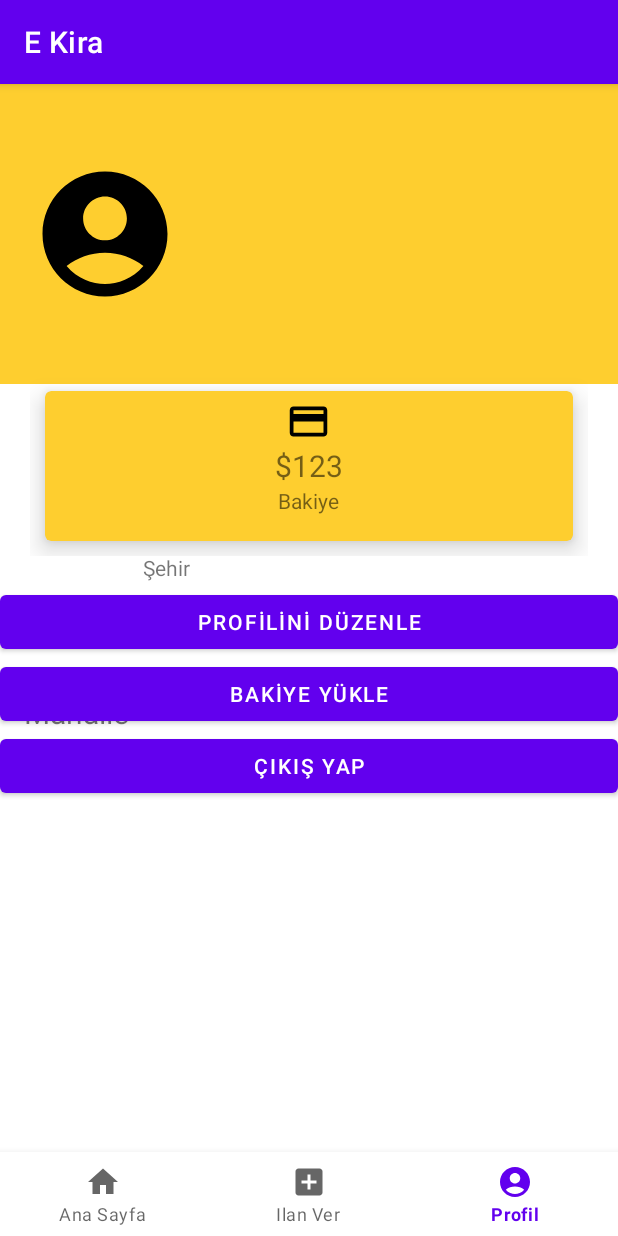
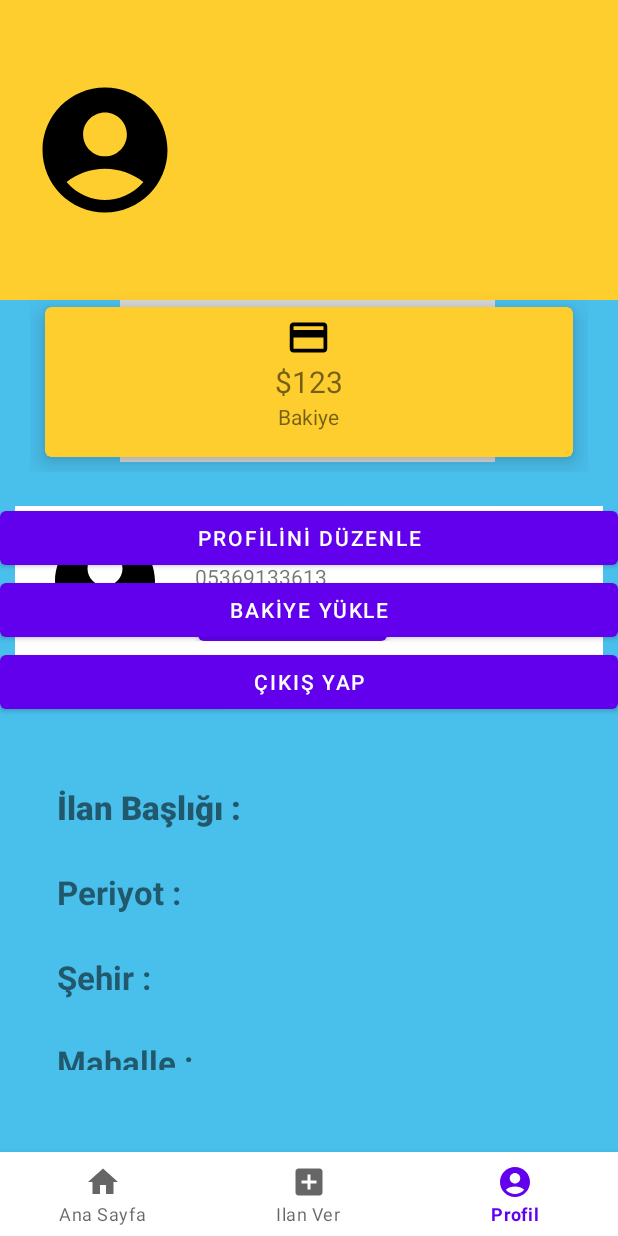
Before and after one commit to yusufaltunoymak/E-Kira, an Android app: the fragment ilanDetayFragment placed in its activity, item 3 of the bottom bar chosen, on a phone screen of 412 x 824 dp. Run offline under Robolectric (Android 15) with nearby library versions, the phone set to English and light mode, and no system bars; our stand-ins replace Firebase (no records; nobody signed in at launch, a user with empty details on screens opened directly), Picasso, navigation-ui; libraries missing offline, so code that uses them is left out: io.grpc; network calls fail; pictures from the network do not load; 11 statements that could not run were skipped.

Commit message:
advent details updated

```diff
--- a/app/src/main/java/com/example/splash/MainActivity.kt
+++ b/app/src/main/java/com/example/splash/MainActivity.kt
@@ -40,5 +40,10 @@ class MainActivity : AppCompatActivity() {
             }
         }
     }
+    fun geriDon(view : View) {
+        val gecis = ilanDetayFragmentDirections.ilantomain("dfsf")
+        Navigation.findNavController(view).navigate(gecis)
+
+    }
 
 }
--- a/app/src/main/java/com/example/splash/ilanDetayFragment.kt
+++ b/app/src/main/java/com/example/splash/ilanDetayFragment.kt
@@ -29,7 +29,6 @@ class ilanDetayFragment : Fragment() {
     private lateinit var storage : FirebaseStorage
 
 
-
     override fun onCreateView( inflater: LayoutInflater,
                                container: ViewGroup?,
                                savedInstanceState: Bundle?
@@ -39,6 +38,8 @@ class ilanDetayFragment : Fragment() {
         val view = binding.root
         firestore = Firebase.firestore
         storage = Firebase.storage
+
+
         return view
 
     }
@@ -59,7 +60,7 @@ class ilanDetayFragment : Fragment() {
         val gelenDistricts = bundle.districts
         binding.gelenilcetextView.text = gelenDistricts
         val gelenquarters = bundle.quarters
-        binding.gelenmahallebirtextView.text = gelenquarters
+        //binding.gelenmahallebirtextView.text = gelenquarters
         val gelenTowns = bundle.towns
         binding.gelenmahalleikitextView.text = gelenTowns
         val gelenAciklama = bundle.aciklama
@@ -75,4 +76,5 @@ class ilanDetayFragment : Fragment() {
 
     }
 
+
 }
--- /dev/null
+++ b/app/src/main/res/drawable/back.xml
@@ -0,0 +1,7 @@
+<vector android:autoMirrored="true" android:height="24dp"
+    android:tint="#FFFFFF" android:viewportHeight="24"
+    android:viewportWidth="24" android:width="24dp"
+    xmlns:android="http://schemas.android.com/apk/res/android">
+    <path android:fillColor="@android:color/white"
+        android:pathData="M20,11H7.83l5.59,-5.59L12,4l-8,8 8,8 1.41,-1.41L7.83,13H20v-2z"/>
+</vector>
--- a/app/src/main/res/layout/fragment_ilan_detay.xml
+++ b/app/src/main/res/layout/fragment_ilan_detay.xml
@@ -4,202 +4,258 @@
     xmlns:tools="http://schemas.android.com/tools"
     android:layout_width="match_parent"
     android:layout_height="match_parent"
+    android:background="#49BFEC"
     tools:context=".ilanDetayFragment">
+
+    <ScrollView
+        android:layout_width="336dp"
+        android:layout_height="190dp"
+        android:layout_marginTop="31dp"
+        app:layout_constraintBottom_toBottomOf="parent"
+        app:layout_constraintEnd_toEndOf="parent"
+        app:layout_constraintStart_toStartOf="parent"
+        app:layout_constraintTop_toBottomOf="@+id/relativeLayout2">
+
+        <LinearLayout
+            android:layout_width="match_parent"
+            android:layout_height="wrap_content"
+            android:orientation="vertical">
+
+            <TextView
+                android:id="@+id/textView2"
+                android:layout_width="wrap_content"
+                android:layout_height="wrap_content"
+                android:fontFamily="sans-serif-black"
+                android:text="İlan Başlığı :"
+                android:textSize="22sp"
+                android:textStyle="bold"
+                tools:layout_editor_absoluteX="20dp"
+                tools:layout_editor_absoluteY="340dp" />
+
+            <TextView
+                android:id="@+id/gelenbasliktextView"
+                android:layout_width="wrap_content"
+                android:layout_height="wrap_content"
+                android:text="TextView"
+                android:textSize="20sp"
+                tools:layout_editor_absoluteX="249dp"
+                tools:layout_editor_absoluteY="340dp" />
+
+            <TextView
+                android:id="@+id/textView5"
+                android:layout_width="wrap_content"
+                android:layout_height="wrap_content"
+                android:text="Periyot :"
+                android:textSize="22sp"
+                android:textStyle="bold"
+                tools:layout_editor_absoluteX="20dp"
+                tools:layout_editor_absoluteY="407dp" />
 
             <TextView
                 android:id="@+id/gelenperiyottextView"
                 android:layout_width="wrap_content"
                 android:layout_height="wrap_content"
-        android:layout_marginTop="28dp"
                 android:text="TextView"
-        android:textSize="14sp"
-        app:layout_constraintEnd_toEndOf="parent"
-        app:layout_constraintHorizontal_bias="0.465"
-        app:layout_constraintStart_toEndOf="@+id/textView5"
-        app:layout_constraintTop_toBottomOf="@+id/gelenFiyattextView" />
+                android:textSize="20sp"
+                tools:layout_editor_absoluteX="249dp"
+                tools:layout_editor_absoluteY="404dp" />
+
+            <TextView
+                android:id="@+id/textView3"
+                android:layout_width="wrap_content"
+                android:layout_height="wrap_content"
+                android:text="Şehir :"
+                android:textSize="22sp"
+                android:textStyle="bold"
+                tools:layout_editor_absoluteX="20dp"
+                tools:layout_editor_absoluteY="442dp" />
 
             <TextView
                 android:id="@+id/gelencitestextView"
                 android:layout_width="wrap_content"
                 android:layout_height="wrap_content"
                 android:text="TextView"
-        android:textSize="14sp"
-        app:layout_constraintBottom_toBottomOf="parent"
-        app:layout_constraintEnd_toEndOf="parent"
-        app:layout_constraintHorizontal_bias="0.517"
-        app:layout_constraintStart_toEndOf="@+id/textView3"
-        app:layout_constraintTop_toBottomOf="@+id/gelenperiyottextView"
-        app:layout_constraintVertical_bias="0.042" />
+                android:textSize="20sp"
+                tools:layout_editor_absoluteX="249dp"
+                tools:layout_editor_absoluteY="436dp" />
+
+            <TextView
+                android:id="@+id/textView6"
+                android:layout_width="wrap_content"
+                android:layout_height="27dp"
+                android:text="Mahalle :"
+                android:textSize="22sp"
+                android:textStyle="bold"
+                tools:layout_editor_absoluteX="20dp"
+                tools:layout_editor_absoluteY="511dp" />
+
+            <TextView
+                android:id="@+id/gelenmahalleikitextView"
+                android:layout_width="wrap_content"
+                android:layout_height="wrap_content"
+                android:text="TextView"
+                android:textSize="20sp"
+                tools:layout_editor_absoluteX="249dp"
+                tools:layout_editor_absoluteY="500dp" />
+
+            <TextView
+                android:id="@+id/textView8"
+                android:layout_width="wrap_content"
+                android:layout_height="wrap_content"
+                android:text="İlçe :"
+                android:textSize="22sp"
+                android:textStyle="bold"
+                tools:layout_editor_absoluteX="20dp"
+                tools:layout_editor_absoluteY="477dp" />
 
             <TextView
                 android:id="@+id/gelenilcetextView"
                 android:layout_width="wrap_content"
                 android:layout_height="wrap_content"
-        android:layout_marginTop="28dp"
                 android:text="TextView"
-        app:layout_constraintEnd_toEndOf="parent"
-        app:layout_constraintHorizontal_bias="0.583"
-        app:layout_constraintStart_toEndOf="@+id/textView8"
-        app:layout_constraintTop_toBottomOf="@+id/gelencitestextView" />
-
-    <TextView
-        android:id="@+id/gelenmahallebirtextView"
-        android:layout_width="86dp"
-        android:layout_height="17dp"
-        android:text="TextView"
-        android:textSize="14sp"
-        app:layout_constraintBottom_toBottomOf="parent"
-        app:layout_constraintEnd_toEndOf="parent"
-        app:layout_constraintHorizontal_bias="0.664"
-        app:layout_constraintStart_toStartOf="parent"
-        app:layout_constraintTop_toBottomOf="@+id/gelenilcetextView"
-        app:layout_constraintVertical_bias="0.18" />
-
-    <TextView
-        android:id="@+id/gelenaciklamatextView"
-        android:layout_width="wrap_content"
-        android:layout_height="wrap_content"
-        android:layout_marginBottom="88dp"
-        android:text="TextView"
-        android:textSize="17sp"
-        app:layout_constraintBottom_toBottomOf="parent"
-        app:layout_constraintEnd_toEndOf="parent"
-        app:layout_constraintHorizontal_bias="0.765"
-        app:layout_constraintStart_toStartOf="parent"
-        app:layout_constraintTop_toBottomOf="@+id/gelenmahallebirtextView"
-        app:layout_constraintVertical_bias="0.975" />
-
-    <TextView
-        android:id="@+id/gelenmahalleikitextView"
-        android:layout_width="wrap_content"
-        android:layout_height="wrap_content"
-        android:layout_marginBottom="88dp"
-        android:text="TextView"
-        android:textSize="17sp"
-        app:layout_constraintBottom_toBottomOf="parent"
-        app:layout_constraintEnd_toEndOf="parent"
-        app:layout_constraintHorizontal_bias="0.914"
-        app:layout_constraintStart_toStartOf="parent"
-        app:layout_constraintTop_toBottomOf="@+id/gelenilcetextView"
-        app:layout_constraintVertical_bias="0.308" />
-
-    <TextView
-        android:id="@+id/textView2"
-        android:layout_width="68dp"
-        android:layout_height="23dp"
-        android:layout_marginTop="32dp"
-        android:text="İlan Baslik"
-        android:textSize="14sp"
-        app:layout_constraintEnd_toStartOf="@+id/gelenbasliktextView"
-        app:layout_constraintHorizontal_bias="0.5"
-        app:layout_constraintStart_toStartOf="parent"
-        app:layout_constraintTop_toBottomOf="@+id/ilanDetayimage" />
+                android:textSize="20sp"
+                tools:layout_editor_absoluteX="249dp"
+                tools:layout_editor_absoluteY="468dp" />
 
             <TextView
                 android:id="@+id/textView4"
-        android:layout_width="59dp"
-        android:layout_height="23dp"
-        android:layout_marginTop="16dp"
-        android:text="Fiyat"
-        android:textSize="14sp"
-        app:layout_constraintEnd_toStartOf="@+id/gelenFiyattextView"
-        app:layout_constraintHorizontal_bias="0.502"
-        app:layout_constraintStart_toStartOf="parent"
-        app:layout_constraintTop_toBottomOf="@+id/textView2" />
-
-    <TextView
-        android:id="@+id/textView8"
-        android:layout_width="69dp"
-        android:layout_height="17dp"
-        android:layout_marginTop="20dp"
-        android:text="İlçe"
-        android:textSize="14sp"
-        app:layout_constraintEnd_toStartOf="@+id/gelenbasliktextView"
-        app:layout_constraintHorizontal_bias="0.423"
-        app:layout_constraintStart_toStartOf="parent"
-        app:layout_constraintTop_toBottomOf="@+id/textView3" />
-
-    <TextView
-        android:id="@+id/textView3"
                 android:layout_width="wrap_content"
                 android:layout_height="wrap_content"
-        android:layout_marginTop="28dp"
-        android:text="Şehir"
-        android:textSize="14sp"
-        app:layout_constraintEnd_toEndOf="parent"
-        app:layout_constraintHorizontal_bias="0.25"
-        app:layout_constraintStart_toStartOf="parent"
-        app:layout_constraintTop_toBottomOf="@+id/textView5" />
-
-    <TextView
-        android:id="@+id/textView7"
-        android:layout_width="wrap_content"
-        android:layout_height="wrap_content"
-        android:text="Aciklama"
-        android:textSize="20sp"
-        app:layout_constraintEnd_toEndOf="parent"
-        app:layout_constraintHorizontal_bias="0.042"
-        app:layout_constraintStart_toStartOf="parent"
-        tools:layout_editor_absoluteY="490dp" />
-
-    <TextView
-        android:id="@+id/textView5"
-        android:layout_width="54dp"
-        android:layout_height="16dp"
-        android:layout_marginTop="32dp"
-        android:text="Periyot"
-        android:textSize="14sp"
-        app:layout_constraintEnd_toEndOf="parent"
-        app:layout_constraintHorizontal_bias="0.266"
-        app:layout_constraintStart_toStartOf="parent"
-        app:layout_constraintTop_toBottomOf="@+id/textView4" />
-
-    <TextView
-        android:id="@+id/textView6"
-        android:layout_width="wrap_content"
-        android:layout_height="wrap_content"
-        android:layout_marginTop="36dp"
-        android:text="Mahalle"
-        android:textSize="20sp"
-        app:layout_constraintEnd_toEndOf="parent"
-        app:layout_constraintHorizontal_bias="0.047"
-        app:layout_constraintStart_toStartOf="parent"
-        app:layout_constraintTop_toBottomOf="@+id/textView8" />
-
-    <TextView
-        android:id="@+id/gelenbasliktextView"
-        android:layout_width="wrap_content"
-        android:layout_height="wrap_content"
-        android:layout_marginTop="32dp"
-        android:text="TextView"
-        android:textSize="14sp"
-        app:layout_constraintEnd_toEndOf="parent"
-        app:layout_constraintHorizontal_bias="0.5"
-        app:layout_constraintStart_toEndOf="@+id/textView2"
-        app:layout_constraintTop_toBottomOf="@+id/ilanDetayimage" />
+                android:text="Fiyat :"
+                android:textSize="22sp"
+                android:textStyle="bold"
+                tools:layout_editor_absoluteX="20dp"
+                tools:layout_editor_absoluteY="373dp" />
 
             <TextView
                 android:id="@+id/gelenFiyattextView"
                 android:layout_width="wrap_content"
                 android:layout_height="wrap_content"
                 android:text="TextView"
-        android:textSize="14sp"
-        app:layout_constraintBottom_toBottomOf="parent"
-        app:layout_constraintEnd_toEndOf="parent"
-        app:layout_constraintHorizontal_bias="0.719"
-        app:layout_constraintStart_toStartOf="parent"
-        app:layout_constraintTop_toBottomOf="@+id/gelenbasliktextView"
-        app:layout_constraintVertical_bias="0.06" />
+                android:textSize="20sp"
+                tools:layout_editor_absoluteX="249dp"
+                tools:layout_editor_absoluteY="372dp" />
+
+            <TextView
+                android:id="@+id/textView7"
+                android:layout_width="wrap_content"
+                android:layout_height="wrap_content"
+                android:text="Açıklama :"
+                android:textSize="22sp"
+                android:textStyle="bold"
+                tools:layout_editor_absoluteX="20dp"
+                tools:layout_editor_absoluteY="551dp" />
+
+            <TextView
+                android:id="@+id/gelenaciklamatextView"
+                android:layout_width="204dp"
+                android:layout_height="79dp"
+                android:text="TextView"
+                android:textSize="20sp"
+                tools:layout_editor_absoluteX="191dp"
+                tools:layout_editor_absoluteY="539dp" />
+        </LinearLayout>
+    </ScrollView>
+
+    <RelativeLayout
+        android:id="@+id/relativeLayout"
+        android:layout_width="match_parent"
+        android:layout_height="wrap_content"
+        tools:ignore="MissingConstraints">
+
+        <ImageView
+            android:id="@+id/backbtn"
+            android:layout_width="50dp"
+            android:layout_height="50dp"
+            android:onClick="geriDon"
+            android:padding="14dp"
+            android:src="@drawable/back" />
+
+        <TextView
+            android:id="@+id/detail"
+            android:layout_width="wrap_content"
+            android:layout_height="wrap_content"
+            android:layout_centerInParent="true"
+            android:text="İlan Detay"
+            android:textColor="#FFFFFF"
+            android:textSize="18sp"
+            android:textStyle="bold">
+
+        </TextView>
+
+
+    </RelativeLayout>
+
 
     <ImageView
         android:id="@+id/ilanDetayimage"
-        android:layout_width="163dp"
-        android:layout_height="119dp"
-        app:layout_constraintBottom_toBottomOf="parent"
+        android:layout_width="250dp"
+        android:layout_height="250dp"
+        android:layout_marginStart="80dp"
+        android:layout_marginTop="8dp"
+        app:layout_constraintStart_toStartOf="parent"
+        app:layout_constraintTop_toBottomOf="@+id/relativeLayout"
+        tools:src="@tools:sample/backgrounds/scenic" />
+
+    <RelativeLayout
+        android:id="@+id/relativeLayout2"
+        android:layout_width="match_parent"
+        android:layout_height="100dp"
+        android:layout_marginLeft="10dp"
+        android:layout_marginTop="29dp"
+        android:layout_marginRight="10dp"
+        android:background="#FFFFFF"
+        android:padding="10dp"
         app:layout_constraintEnd_toEndOf="parent"
-        app:layout_constraintHorizontal_bias="0.44"
         app:layout_constraintStart_toStartOf="parent"
-        app:layout_constraintTop_toTopOf="parent"
-        app:layout_constraintVertical_bias="0.038"
-        tools:src="@tools:sample/backgrounds/scenic" />
+        app:layout_constraintTop_toBottomOf="@+id/ilanDetayimage">
+
+        <ImageView
+            android:id="@+id/profile_image"
+            android:layout_width="100dp"
+            android:layout_height="100dp"
+            android:onClick="profile_image"
+            android:src="@drawable/ic_baseline_account_circle_24">
+
+        </ImageView>
+
+        <TextView
+            android:id="@+id/full_name"
+            android:layout_width="wrap_content"
+            android:layout_height="wrap_content"
+            android:layout_marginLeft="10dp"
+            android:layout_toRightOf="@+id/profile_image"
+            android:text="DENEME DENEME"
+            android:textSize="20sp">
+
+        </TextView>
+
+        <TextView
+            android:id="@+id/user_email"
+            android:layout_width="wrap_content"
+            android:layout_height="wrap_content"
+            android:layout_below="@+id/full_name"
+            android:layout_marginLeft="10dp"
+            android:layout_toRightOf="@+id/profile_image"
+            android:text="05369133613"
+            android:textSize="14sp">
+
+        </TextView>
+
+        <Button
+            android:id="@+id/button"
+            android:layout_width="126dp"
+            android:layout_height="wrap_content"
+            android:layout_below="@+id/user_email"
+            android:layout_alignEnd="@+id/user_email"
+            android:layout_alignBottom="@+id/user_email"
+            android:layout_marginTop="1dp"
+            android:layout_marginEnd="-40dp"
+            android:layout_marginBottom="-39dp"
+            android:text="KİRALA" />
+
+
+    </RelativeLayout>
+
+
 </androidx.constraintlayout.widget.ConstraintLayout>
--- a/app/src/main/res/layout/ilan_card_view.xml
+++ b/app/src/main/res/layout/ilan_card_view.xml
@@ -7,47 +7,49 @@
 
     <androidx.cardview.widget.CardView
         android:id="@+id/satirCardView"
-        android:layout_width="match_parent"
-        android:layout_height="match_parent"
+        android:layout_width="wrap_content"
+        android:layout_height="156dp"
         android:layout_margin="10dp"
+        android:backgroundTint="#148CB9"
         app:cardCornerRadius="10dp"
-        app:contentPadding="10dp"
-        android:backgroundTint="#148CB9">
+        app:contentPadding="10dp">
 
         <androidx.constraintlayout.widget.ConstraintLayout
-            android:layout_width="380dp"
-            android:layout_height="wrap_content">
+            android:layout_width="356dp"
+            android:layout_height="133dp">
 
             <TextView
                 android:id="@+id/ilanBaslik"
-                android:layout_width="210dp"
-                android:layout_height="wrap_content"
-                android:layout_marginStart="88dp"
-                android:layout_marginTop="8dp"
+                android:layout_width="219dp"
+                android:layout_height="76dp"
+                android:layout_marginStart="20dp"
+                android:layout_marginTop="11dp"
+                android:layout_marginEnd="21dp"
                 android:maxLines="2"
                 android:text="Sahibinden Satılık flsdaflsa flösdafal"
                 android:textSize="15sp"
                 android:textStyle="bold"
-                app:layout_constraintStart_toStartOf="parent"
+                app:layout_constraintEnd_toEndOf="parent"
+                app:layout_constraintStart_toEndOf="@+id/ilanGorseli"
                 app:layout_constraintTop_toTopOf="parent" />
 
             <TextView
                 android:id="@+id/ilanKonum"
                 android:layout_width="wrap_content"
                 android:layout_height="wrap_content"
-                android:layout_marginStart="9dp"
+                android:layout_marginStart="8dp"
                 android:layout_marginBottom="4dp"
                 android:text="Şişli,İstanbul"
-                android:textSize="10sp"
+                android:textSize="18sp"
                 app:layout_constraintBottom_toBottomOf="parent"
                 app:layout_constraintStart_toEndOf="@+id/imageView" />
 
             <ImageView
                 android:id="@+id/ilanGorseli"
-                android:layout_width="73dp"
-                android:layout_height="61dp"
-                android:layout_marginStart="2dp"
-                android:layout_marginTop="3dp"
+                android:layout_width="101dp"
+                android:layout_height="83dp"
+                android:layout_marginStart="4dp"
+                android:layout_marginTop="4dp"
                 app:layout_constraintStart_toStartOf="parent"
                 app:layout_constraintTop_toTopOf="parent" />
 
@@ -55,37 +57,48 @@
                 android:id="@+id/ilanFiyat"
                 android:layout_width="wrap_content"
                 android:layout_height="wrap_content"
-                android:layout_marginTop="12dp"
-                android:layout_marginEnd="28dp"
-                android:text="1200 tl"
+                android:layout_marginEnd="16dp"
+                android:layout_marginBottom="4dp"
+                android:text="1200"
                 android:textAlignment="textEnd"
-                android:textSize="12sp"
+                android:textSize="18sp"
                 android:textStyle="bold"
-                app:layout_constraintEnd_toEndOf="parent"
-                app:layout_constraintTop_toTopOf="parent" />
+                app:layout_constraintBottom_toBottomOf="parent"
+                app:layout_constraintEnd_toEndOf="parent" />
 
             <TextView
                 android:id="@+id/ilanPeriyot"
                 android:layout_width="48dp"
                 android:layout_height="29dp"
-                android:layout_marginTop="32dp"
-                android:layout_marginEnd="28dp"
-                android:text="Aylık"
+                android:layout_marginEnd="37dp"
+                android:layout_marginBottom="3dp"
+                android:text="3+1"
                 android:textAlignment="textEnd"
-                android:textSize="12sp"
+                android:textSize="18sp"
                 android:textStyle="normal"
-                app:layout_constraintEnd_toEndOf="parent"
-                app:layout_constraintTop_toTopOf="parent" />
+                app:layout_constraintBottom_toBottomOf="parent"
+                app:layout_constraintEnd_toStartOf="@+id/imageView3" />
+
+            <ImageView
+                android:id="@+id/imageView3"
+                android:layout_width="45dp"
+                android:layout_height="31dp"
+                android:layout_marginBottom="1dp"
+                app:layout_constraintBottom_toBottomOf="parent"
+                app:layout_constraintEnd_toStartOf="@+id/ilanFiyat"
+                app:srcCompat="@drawable/lira" />
 
             <ImageView
                 android:id="@+id/imageView"
-                android:layout_width="24dp"
-                android:layout_height="15dp"
-                android:layout_marginStart="62dp"
-                android:layout_marginBottom="4dp"
+                android:layout_width="35dp"
+                android:layout_height="36dp"
+                android:layout_marginEnd="9dp"
+                android:layout_marginBottom="3dp"
                 app:layout_constraintBottom_toBottomOf="parent"
-                app:layout_constraintStart_toEndOf="@+id/ilanGorseli"
+                app:layout_constraintEnd_toStartOf="@+id/ilanKonum"
                 app:srcCompat="@drawable/konum" />
+
         </androidx.constraintlayout.widget.ConstraintLayout>
+
     </androidx.cardview.widget.CardView>
 </LinearLayout>
--- a/app/src/main/res/navigation/nav_main.xml
+++ b/app/src/main/res/navigation/nav_main.xml
@@ -65,5 +65,8 @@
         <argument
             android:name="downloadurl"
             app:argType="android.net.Uri" />
+        <action
+            android:id="@+id/ilantomain"
+            app:destination="@id/mainFragment" />
     </fragment>
 </navigation>
--- a/app/src/main/res/values-night/themes.xml
+++ b/app/src/main/res/values-night/themes.xml
@@ -1,6 +1,6 @@
 <resources xmlns:tools="http://schemas.android.com/tools">
     <!-- Base application theme. -->
-    <style name="Theme.Splash" parent="Theme.MaterialComponents.DayNight.DarkActionBar">
+    <style name="Theme.Splash" parent="Theme.MaterialComponents.DayNight.NoActionBar">
         <!-- Primary brand color. -->
         <item name="colorPrimary">@color/purple_200</item>
         <item name="colorPrimaryVariant">@color/purple_700</item>
--- a/app/src/main/res/values/colors.xml
+++ b/app/src/main/res/values/colors.xml
@@ -20,4 +20,10 @@
     <color name="green_300">#81C784</color>
     <color name="green_500">#4CAF50</color>
     <color name="green_700">#388E3C</color>
+    <color name = "primary">
+        #1B023B
+    </color>
+    <color name = "secondary">
+        #FF03DAC5
+    </color>
 </resources>
--- a/app/src/main/res/values/themes.xml
+++ b/app/src/main/res/values/themes.xml
@@ -1,6 +1,6 @@
 <resources xmlns:tools="http://schemas.android.com/tools">
     <!-- Base application theme. -->
-    <style name="Theme.Main" parent="Theme.MaterialComponents.DayNight.DarkActionBar">
+    <style name="Theme.Main" parent="Theme.MaterialComponents.DayNight.NoActionBar">
         <!-- Primary brand color. -->
         <item name="colorPrimary">@color/purple_500</item>
         <item name="colorPrimaryVariant">@color/purple_700</item>
```
Also changed, not shown: app/src/main/res/drawable/lira.png (added). Lines whose indentation alone changed are shown as unchanged.
